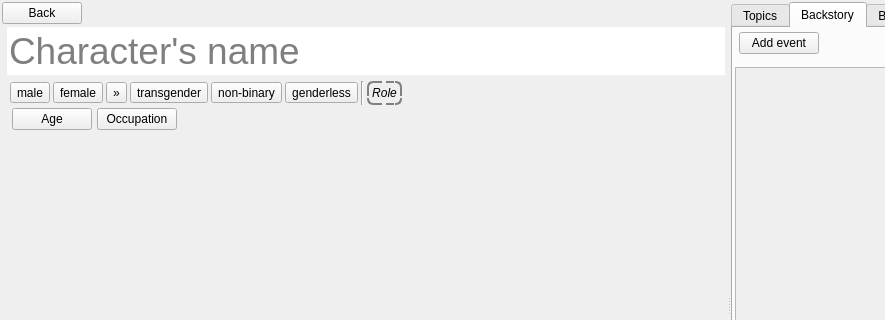
Old version of the form ui/character_editor.ui in the repository zkovari/plotlyst; both pictures show x 0 to 885 and y 0 to 320 of the 1067 by 610 pixel window.
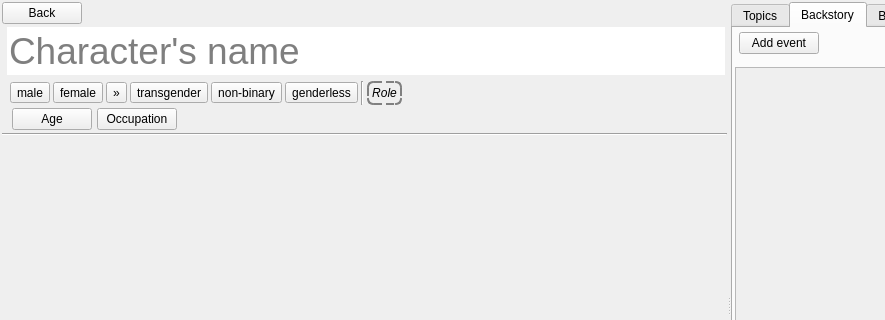
New version of the form. Custom widgets are drawn as their Qt base class.

Commit message: Add separator in character editor between top and bottom profiles

What changed in the file:
```diff
--- a/ui/character_editor.ui
+++ b/ui/character_editor.ui
@@ -462,6 +462,13 @@
          </layout>
         </widget>
        </item>
+       <item>
+        <widget class="Line" name="line">
+         <property name="orientation">
+          <enum>Qt::Horizontal</enum>
+         </property>
+        </widget>
+       </item>
        <item>
         <widget class="QWidget" name="wdgProfile" native="true">
          <property name="sizePolicy">
```
Left out of the diff: 8 changed lines with no effect on the pictures.
